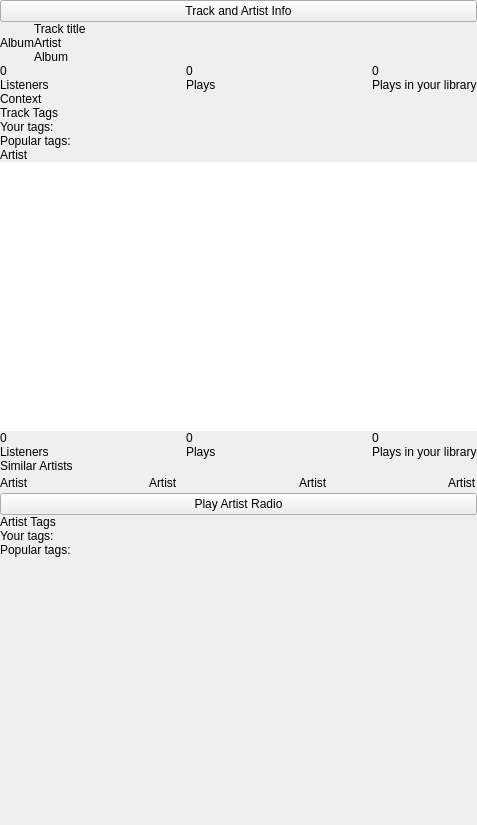
First picture: the form in app/client/Widgets/MetadataWidget.ui, repository mutecypher/lastfm-desktop, before the edit.
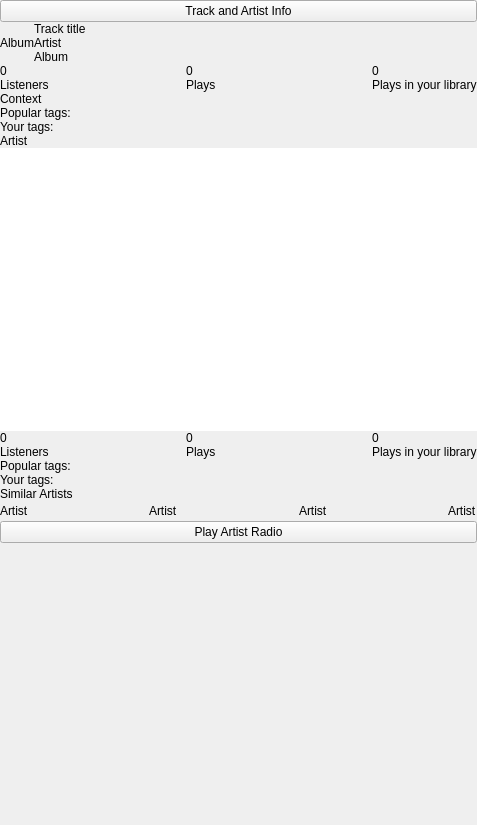
Second picture: the form after the edit. Custom widgets are drawn as their Qt base class.

Commit message: Update the metadata widget to look more like the new design in terms of tags as text.

The edit to the form file:
```diff
--- a/app/client/Widgets/MetadataWidget.ui
+++ b/app/client/Widgets/MetadataWidget.ui
@@ -294,13 +294,6 @@
             </property>
            </widget>
           </item>
-          <item>
-           <widget class="QLabel" name="trackTags">
-            <property name="text">
-             <string>Track Tags</string>
-            </property>
-           </widget>
-          </item>
           <item>
            <widget class="QFrame" name="trackTagsFrame">
             <property name="frameShape">
@@ -317,47 +310,29 @@
               <number>0</number>
              </property>
              <item>
-              <widget class="QFrame" name="trackYourTagsFrame">
-               <layout class="QHBoxLayout" name="horizontalLayout_3" stretch="0,1">
-                <property name="spacing">
-                 <number>0</number>
-                </property>
-                <property name="margin">
-                 <number>0</number>
-                </property>
-                <item>
-                 <widget class="QLabel" name="trackYourTags">
-                  <property name="text">
-                   <string>Your tags:</string>
-                  </property>
-                 </widget>
-                </item>
-                <item>
-                 <widget class="QFrame" name="trackYourTagsList"/>
-                </item>
-               </layout>
+              <widget class="Label" name="trackPopTags">
+               <property name="text">
+                <string>Popular tags:</string>
+               </property>
+               <property name="textFormat">
+                <enum>Qt::RichText</enum>
+               </property>
+               <property name="wordWrap">
+                <bool>true</bool>
+               </property>
               </widget>
              </item>
              <item>
-              <widget class="QFrame" name="trackPopTagsFrame">
-               <layout class="QHBoxLayout" name="horizontalLayout_4" stretch="0,1">
-                <property name="spacing">
-                 <number>0</number>
-                </property>
-                <property name="margin">
-                 <number>0</number>
-                </property>
-                <item>
-                 <widget class="QLabel" name="trackPopTags">
-                  <property name="text">
-                   <string>Popular tags:</string>
-                  </property>
-                 </widget>
-                </item>
-                <item>
-                 <widget class="QFrame" name="trackPopTagsList"/>
-                </item>
-               </layout>
+              <widget class="Label" name="trackYourTags">
+               <property name="text">
+                <string>Your tags:</string>
+               </property>
+               <property name="textFormat">
+                <enum>Qt::RichText</enum>
+               </property>
+               <property name="wordWrap">
+                <bool>true</bool>
+               </property>
               </widget>
              </item>
             </layout>
@@ -501,6 +476,50 @@
             </layout>
            </widget>
           </item>
+          <item>
+           <widget class="QFrame" name="artistTagsFrame">
+            <property name="frameShape">
+             <enum>QFrame::NoFrame</enum>
+            </property>
+            <property name="frameShadow">
+             <enum>QFrame::Raised</enum>
+            </property>
+            <layout class="QVBoxLayout" name="verticalLayout_6">
+             <property name="spacing">
+              <number>0</number>
+             </property>
+             <property name="margin">
+              <number>0</number>
+             </property>
+             <item>
+              <widget class="Label" name="artistPopTags">
+               <property name="text">
+                <string>Popular tags:</string>
+               </property>
+               <property name="textFormat">
+                <enum>Qt::RichText</enum>
+               </property>
+               <property name="wordWrap">
+                <bool>true</bool>
+               </property>
+              </widget>
+             </item>
+             <item>
+              <widget class="Label" name="artistYourTags">
+               <property name="text">
+                <string>Your tags:</string>
+               </property>
+               <property name="textFormat">
+                <enum>Qt::RichText</enum>
+               </property>
+               <property name="wordWrap">
+                <bool>true</bool>
+               </property>
+              </widget>
+             </item>
+            </layout>
+           </widget>
+          </item>
           <item>
            <widget class="QLabel" name="similarArtists">
             <property name="text">
@@ -600,87 +619,6 @@
             </property>
            </widget>
           </item>
-          <item>
-           <widget class="QLabel" name="artistTags">
-            <property name="text">
-             <string>Artist Tags</string>
-            </property>
-           </widget>
-          </item>
-          <item>
-           <widget class="QFrame" name="artistTagsFrame">
-            <property name="frameShape">
-             <enum>QFrame::NoFrame</enum>
-            </property>
-            <property name="frameShadow">
-             <enum>QFrame::Raised</enum>
-            </property>
-            <layout class="QVBoxLayout" name="verticalLayout_6">
-             <property name="spacing">
-              <number>0</number>
-             </property>
-             <property name="margin">
-              <number>0</number>
-             </property>
-             <item>
-              <widget class="QFrame" name="artistYourTagsFrame">
-               <property name="frameShape">
-                <enum>QFrame::NoFrame</enum>
-               </property>
-               <property name="frameShadow">
-                <enum>QFrame::Raised</enum>
-               </property>
-               <layout class="QHBoxLayout" name="horizontalLayout_5" stretch="0,1">
-                <property name="spacing">
-                 <number>0</number>
-                </property>
-                <property name="margin">
-                 <number>0</number>
-                </property>
-                <item>
-                 <widget class="QLabel" name="artistUserTags">
-                  <property name="text">
-                   <string>Your tags:</string>
-                  </property>
-                 </widget>
-                </item>
-                <item>
-                 <widget class="QFrame" name="artistYourTagsList"/>
-                </item>
-               </layout>
-              </widget>
-             </item>
-             <item>
-              <widget class="QFrame" name="artistPopTagsFrame">
-               <property name="frameShape">
-                <enum>QFrame::NoFrame</enum>
-               </property>
-               <property name="frameShadow">
-                <enum>QFrame::Raised</enum>
-               </property>
-               <layout class="QHBoxLayout" name="horizontalLayout_6" stretch="0,1">
-                <property name="spacing">
-                 <number>0</number>
-                </property>
-                <property name="margin">
-                 <number>0</number>
-                </property>
-                <item>
-                 <widget class="QLabel" name="artistPopTags">
-                  <property name="text">
-                   <string>Popular tags:</string>
-                  </property>
-                 </widget>
-                </item>
-                <item>
-                 <widget class="QFrame" name="artistPopTagsList"/>
-                </item>
-               </layout>
-              </widget>
-             </item>
-            </layout>
-           </widget>
-          </item>
           <item>
            <spacer name="verticalSpacer_2">
             <property name="orientation">
```
The commit also changes 4 other files.
